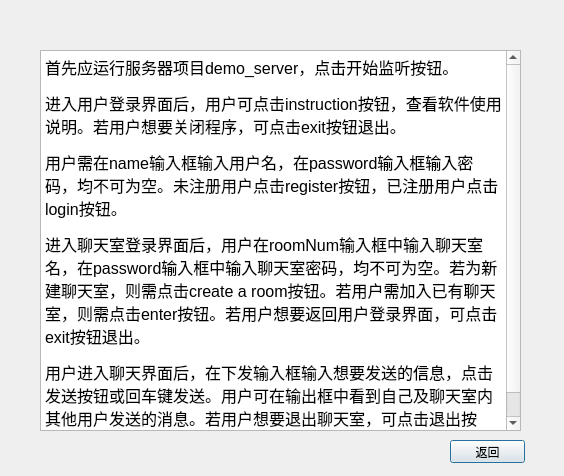
Old version of the form chat/instruction.ui in the repository L-Jay1999/ChattingRoom.
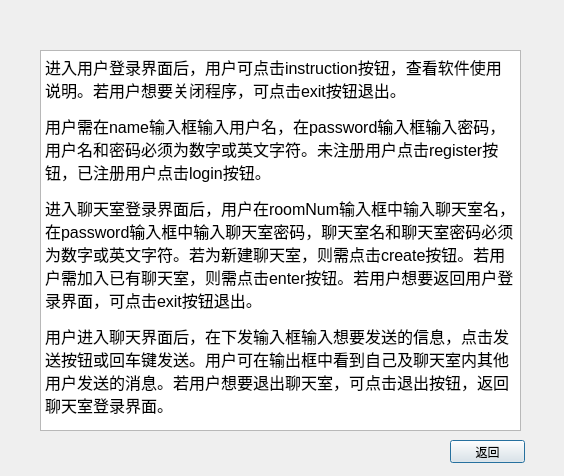
New version of the form.

```diff
--- a/chat/instruction.ui
+++ b/chat/instruction.ui
@@ -27,10 +27,9 @@
 &lt;html&gt;&lt;head&gt;&lt;meta name=&quot;qrichtext&quot; content=&quot;1&quot; /&gt;&lt;style type=&quot;text/css&quot;&gt;
 p, li { white-space: pre-wrap; }
 &lt;/style&gt;&lt;/head&gt;&lt;body style=&quot; font-family:'SimSun'; font-size:9pt; font-weight:400; font-style:normal;&quot;&gt;
-&lt;p style=&quot; margin-top:12px; margin-bottom:12px; margin-left:0px; margin-right:0px; -qt-block-indent:0; text-indent:0px;&quot;&gt;&lt;span style=&quot; font-family:'宋体'; font-size:12pt;&quot;&gt;首先应运行服务器项目demo_server，点击开始监听按钮。&lt;/span&gt;&lt;/p&gt;
 &lt;p style=&quot; margin-top:12px; margin-bottom:12px; margin-left:0px; margin-right:0px; -qt-block-indent:0; text-indent:0px;&quot;&gt;&lt;span style=&quot; font-family:'宋体'; font-size:12pt;&quot;&gt;进入用户登录界面后，用户可点击instruction按钮，查看软件使用说明。若用户想要关闭程序，可点击exit按钮退出。&lt;/span&gt;&lt;/p&gt;
-&lt;p style=&quot; margin-top:12px; margin-bottom:12px; margin-left:0px; margin-right:0px; -qt-block-indent:0; text-indent:0px;&quot;&gt;&lt;span style=&quot; font-family:'宋体'; font-size:12pt;&quot;&gt;用户需在name输入框输入用户名，在&lt;/span&gt;&lt;span style=&quot; font-family:'Times New Roman'; font-size:12pt;&quot;&gt;password&lt;/span&gt;&lt;span style=&quot; font-family:'宋体'; font-size:12pt;&quot;&gt;输入框输入密码，均不可为空。未注册用户点击register按钮，已注册用户点击login按钮。&lt;/span&gt;&lt;/p&gt;
-&lt;p style=&quot; margin-top:12px; margin-bottom:12px; margin-left:0px; margin-right:0px; -qt-block-indent:0; text-indent:0px;&quot;&gt;&lt;span style=&quot; font-family:'宋体'; font-size:12pt;&quot;&gt;进入聊天室登录界面后，用户在roomNum输入框中输入聊天室名，在&lt;/span&gt;&lt;span style=&quot; font-family:'Times New Roman'; font-size:12pt;&quot;&gt;password&lt;/span&gt;&lt;span style=&quot; font-family:'宋体'; font-size:12pt;&quot;&gt;输入框中输入聊天室密码，均不可为空。若为新建聊天室，则需点击create a room按钮。若用户需加入已有聊天室，则需点击enter按钮。若用户想要返回用户登录界面，可点击exit按钮退出。&lt;/span&gt;&lt;/p&gt;
+&lt;p style=&quot; margin-top:12px; margin-bottom:12px; margin-left:0px; margin-right:0px; -qt-block-indent:0; text-indent:0px;&quot;&gt;&lt;span style=&quot; font-family:'宋体'; font-size:12pt;&quot;&gt;用户需在name输入框输入用户名，在&lt;/span&gt;&lt;span style=&quot; font-family:'Times New Roman'; font-size:12pt;&quot;&gt;password&lt;/span&gt;&lt;span style=&quot; font-family:'宋体'; font-size:12pt;&quot;&gt;输入框输入密码，用户名和密码必须为数字或英文字符。未注册用户点击register按钮，已注册用户点击login按钮。&lt;/span&gt;&lt;/p&gt;
+&lt;p style=&quot; margin-top:12px; margin-bottom:12px; margin-left:0px; margin-right:0px; -qt-block-indent:0; text-indent:0px;&quot;&gt;&lt;span style=&quot; font-family:'宋体'; font-size:12pt;&quot;&gt;进入聊天室登录界面后，用户在roomNum输入框中输入聊天室名，在&lt;/span&gt;&lt;span style=&quot; font-family:'Times New Roman'; font-size:12pt;&quot;&gt;password&lt;/span&gt;&lt;span style=&quot; font-family:'宋体'; font-size:12pt;&quot;&gt;输入框中输入聊天室密码，聊天室名和聊天室密码必须为数字或英文字符。若为新建聊天室，则需点击create按钮。若用户需加入已有聊天室，则需点击enter按钮。若用户想要返回用户登录界面，可点击exit按钮退出。&lt;/span&gt;&lt;/p&gt;
 &lt;p style=&quot; margin-top:12px; margin-bottom:12px; margin-left:0px; margin-right:0px; -qt-block-indent:0; text-indent:0px;&quot;&gt;&lt;span style=&quot; font-family:'宋体'; font-size:12pt;&quot;&gt;用户进入聊天界面后，在下发输入框输入想要发送的信息，点击发送按钮或回车键发送。用户可在输出框中看到自己及聊天室内其他用户发送的消息。若用户想要退出聊天室，可点击退出按钮，返回聊天室登录界面。&lt;/span&gt;&lt;/p&gt;&lt;/body&gt;&lt;/html&gt;</string>
    </property>
   </widget>
```
